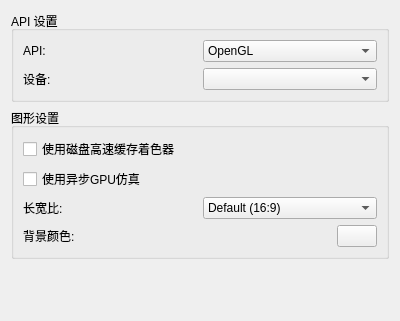
Before: the Qt Designer form src/yuzu/configuration/configure_graphics.ui in formylover/yuzu-early-access, drawn with Qt 5.
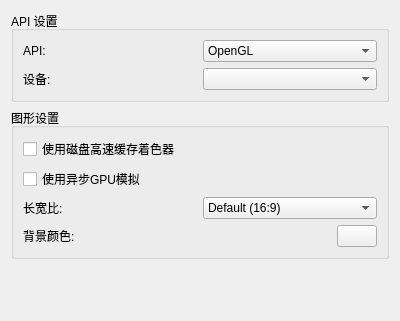
After: the same form once the commit is applied.

```diff
--- a/src/yuzu/configuration/configure_graphics.ui
+++ b/src/yuzu/configuration/configure_graphics.ui
@@ -80,7 +80,7 @@
         <item>
          <widget class="QCheckBox" name="use_asynchronous_gpu_emulation">
           <property name="text">
-           <string>使用异步GPU仿真</string>
+           <string>使用异步GPU模拟</string>
           </property>
          </widget>
         </item>
```
